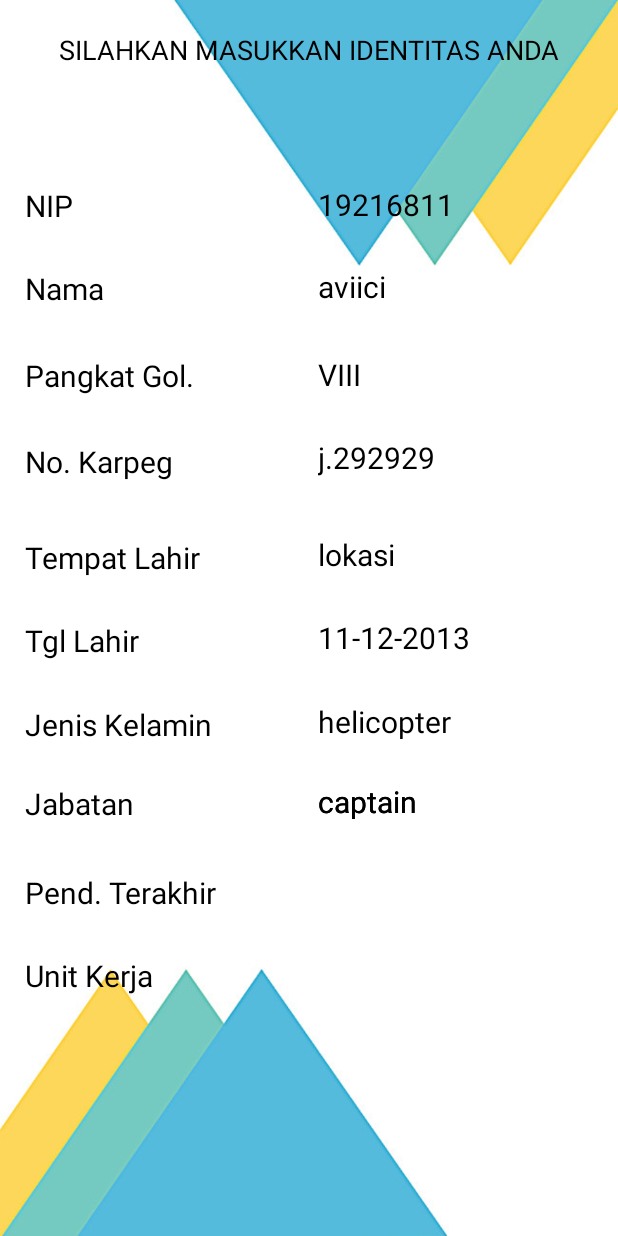
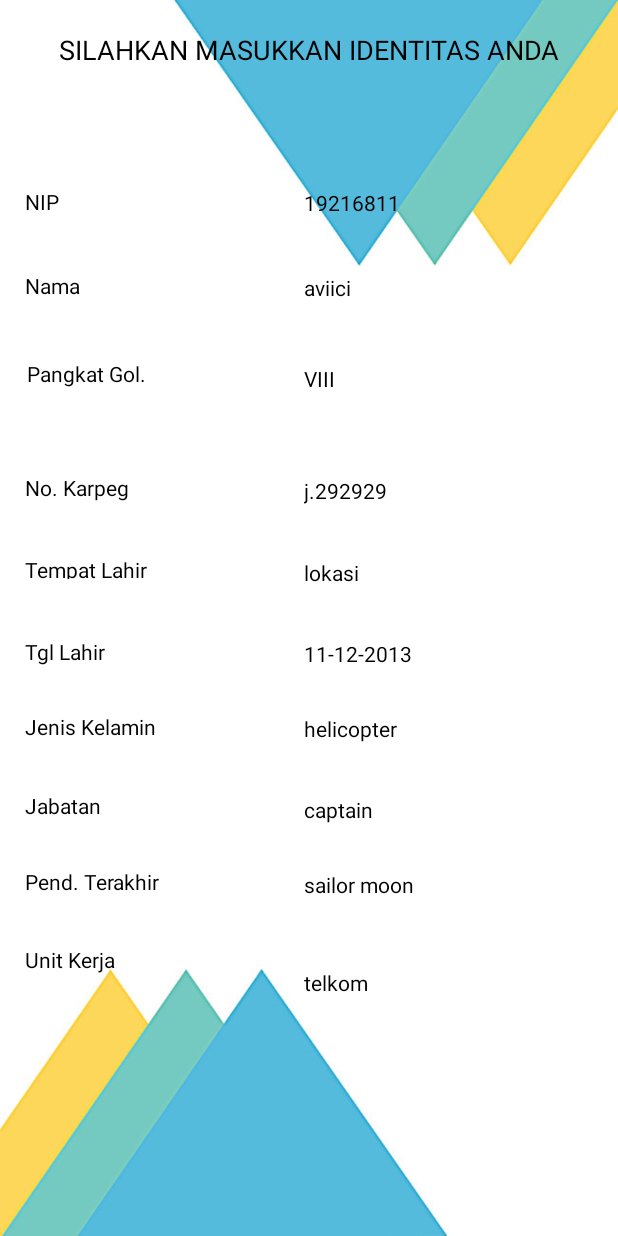
Before and after one commit to MarwanNulhakam/heniedrianti, an Android app: the layout activity_identitas.xml on its own in the app's theme, with its tools: preview values and no code run, on a phone screen of 412 x 824 dp. Run offline under Robolectric (Android 15) with nearby library versions, the phone set to English and light mode, and no system bars.

Commit message:
MN | retrieve person data and show on 'identitas'

```diff
--- a/app/src/main/java/com/example/heniedrianti/projectta/MainActivity.java
+++ b/app/src/main/java/com/example/heniedrianti/projectta/MainActivity.java
@@ -21,6 +21,7 @@ public class MainActivity extends AppCompatActivity {
     protected void onCreate(Bundle savedInstanceState) {
         super.onCreate(savedInstanceState);
         setContentView(R.layout.activity_main);
+        initVariable();
         de = new DatabaseEngine(this.getApplicationContext());
         Cursor c = de.executeQuery("SELECT nip FROM person");
         if(c.getCount()!=0){
@@ -39,7 +40,7 @@ public class MainActivity extends AppCompatActivity {
 //        startActivity(bregister);
     }
     private void initDB(){
-        new OnlineConnection(this,"http://192.168.1.7/select.php?nip="+nipField.getText()).request("0",de);
+        new OnlineConnection(this,"http://10.164.96.126/select.php?nip="+nipField.getText().toString()).request("0",de);
     }
     private void initVariable(){
         nipField = (EditText)findViewById(R.id.eusername);
--- a/app/src/main/java/com/example/heniedrianti/projectta/database/DatabaseEngine.java
+++ b/app/src/main/java/com/example/heniedrianti/projectta/database/DatabaseEngine.java
@@ -70,8 +70,13 @@ public class DatabaseEngine extends SQLiteOpenHelper{
         return db.rawQuery("SELECT * FROM "+tableName,null);
     }
 
-    public String[]cursorToStringArray(Cursor cursor){
-        for()
+    public String[]cursorToStringArray(Cursor cursor,int[]var){
+        String[]data = new String[var.length];
+        cursor.moveToFirst();
+        for(int i=0;i<data.length;i++){
+            data[i] = cursor.getString(var[i]);
+        }
+        return data;
     }
 
     public Cursor executeQuery(String query){
--- a/app/src/main/java/com/example/heniedrianti/projectta/identitas.java
+++ b/app/src/main/java/com/example/heniedrianti/projectta/identitas.java
@@ -5,6 +5,7 @@ import android.os.Bundle;
 import android.widget.TextView;
 
 import com.example.heniedrianti.projectta.database.DatabaseEngine;
+import com.example.heniedrianti.projectta.variable.AllConstants;
 
 public class identitas extends AppCompatActivity {
 
@@ -12,10 +13,11 @@ public class identitas extends AppCompatActivity {
     protected void onCreate(Bundle savedInstanceState) {
         super.onCreate(savedInstanceState);
         setContentView(R.layout.activity_identitas);
-
+        int []index={0,1,5,4,6,7,8,10,9,11};
         initComp();
         DatabaseEngine de = new DatabaseEngine(getApplicationContext());
-
+        String[]result = de.cursorToStringArray(de.executeQuery("SELECT * FROM person"),index);
+        setValue(result);
     }
 
     private void initComp(){
--- a/app/src/main/res/layout/activity_identitas.xml
+++ b/app/src/main/res/layout/activity_identitas.xml
@@ -33,7 +33,7 @@
         android:layout_marginTop="8dp"
         android:text="NIP"
         android:textColor="#000000"
-        android:textSize="20dp"
+        android:textSize="14dp"
         app:layout_constraintBottom_toBottomOf="parent"
         app:layout_constraintHorizontal_bias="0.023"
         app:layout_constraintLeft_toLeftOf="parent"
@@ -52,7 +52,7 @@
         android:layout_marginTop="8dp"
         android:text="Nama"
         android:textColor="#000000"
-        android:textSize="20dp"
+        android:textSize="14dp"
         app:layout_constraintBottom_toBottomOf="parent"
         app:layout_constraintHorizontal_bias="0.025"
         app:layout_constraintLeft_toLeftOf="parent"
@@ -70,7 +70,7 @@
         android:layout_marginTop="8dp"
         android:text="Pangkat Gol."
         android:textColor="#000000"
-        android:textSize="20dp"
+        android:textSize="14dp"
         app:layout_constraintBottom_toBottomOf="parent"
         app:layout_constraintHorizontal_bias="0.031"
         app:layout_constraintLeft_toLeftOf="parent"
@@ -89,32 +89,32 @@
         android:layout_marginTop="8dp"
         android:text="No. Karpeg"
         android:textColor="#000000"
-        android:textSize="20dp"
+        android:textSize="14dp"
         app:layout_constraintBottom_toBottomOf="parent"
-        app:layout_constraintHorizontal_bias="0.029"
+        app:layout_constraintHorizontal_bias="0.026"
         app:layout_constraintLeft_toLeftOf="parent"
         app:layout_constraintRight_toRightOf="parent"
         app:layout_constraintTop_toTopOf="parent"
-        app:layout_constraintVertical_bias="0.366"
+        app:layout_constraintVertical_bias="0.39"
         tools:ignore="MissingConstraints" />
 
     <TextView
         android:id="@+id/idtmptlalhir"
         android:layout_width="wrap_content"
-        android:layout_height="wrap_content"
+        android:layout_height="16dp"
         android:layout_marginBottom="8dp"
         android:layout_marginLeft="8dp"
         android:layout_marginRight="8dp"
         android:layout_marginTop="8dp"
         android:text="Tempat Lahir"
         android:textColor="#000000"
-        android:textSize="20dp"
+        android:textSize="14dp"
         app:layout_constraintBottom_toBottomOf="parent"
-        app:layout_constraintHorizontal_bias="0.032"
+        app:layout_constraintHorizontal_bias="0.028"
         app:layout_constraintLeft_toLeftOf="parent"
         app:layout_constraintRight_toRightOf="parent"
         app:layout_constraintTop_toTopOf="parent"
-        app:layout_constraintVertical_bias="0.448" />
+        app:layout_constraintVertical_bias="0.457" />
 
     <TextView
         android:id="@+id/idtgllahir"
@@ -126,31 +126,31 @@
         android:layout_marginTop="8dp"
         android:text="Tgl Lahir"
         android:textColor="#000000"
-        android:textSize="20dp"
+        android:textSize="14dp"
         app:layout_constraintBottom_toBottomOf="parent"
-        app:layout_constraintHorizontal_bias="0.027"
+        app:layout_constraintHorizontal_bias="0.025"
         app:layout_constraintLeft_toLeftOf="parent"
         app:layout_constraintRight_toRightOf="parent"
         app:layout_constraintTop_toTopOf="parent"
-        app:layout_constraintVertical_bias="0.519" />
+        app:layout_constraintVertical_bias="0.528" />
 
     <TextView
         android:id="@+id/idjab"
         android:layout_width="wrap_content"
-        android:layout_height="wrap_content"
+        android:layout_height="16dp"
         android:layout_marginBottom="8dp"
         android:layout_marginLeft="8dp"
         android:layout_marginRight="8dp"
         android:layout_marginTop="8dp"
         android:text="Jabatan"
         android:textColor="#000000"
-        android:textSize="20dp"
+        android:textSize="14dp"
         app:layout_constraintBottom_toBottomOf="parent"
-        app:layout_constraintHorizontal_bias="0.027"
+        app:layout_constraintHorizontal_bias="0.025"
         app:layout_constraintLeft_toLeftOf="parent"
         app:layout_constraintRight_toRightOf="parent"
         app:layout_constraintTop_toTopOf="parent"
-        app:layout_constraintVertical_bias="0.658" />
+        app:layout_constraintVertical_bias="0.656" />
 
     <TextView
         android:id="@+id/idpend"
@@ -162,13 +162,13 @@
         android:layout_marginTop="8dp"
         android:text="Pend. Terakhir"
         android:textColor="#000000"
-        android:textSize="20dp"
+        android:textSize="14dp"
         app:layout_constraintBottom_toBottomOf="parent"
-        app:layout_constraintHorizontal_bias="0.033"
+        app:layout_constraintHorizontal_bias="0.028"
         app:layout_constraintLeft_toLeftOf="parent"
         app:layout_constraintRight_toRightOf="parent"
         app:layout_constraintTop_toTopOf="parent"
-        app:layout_constraintVertical_bias="0.734" />
+        app:layout_constraintVertical_bias="0.723" />
 
     <TextView
         android:id="@+id/txtnip"
@@ -180,13 +180,13 @@
         android:layout_marginTop="8dp"
         android:text="19216811"
         android:textColor="#000000"
-        android:textSize="20dp"
+        android:textSize="14dp"
         app:layout_constraintBottom_toBottomOf="parent"
-        app:layout_constraintHorizontal_bias="1.0"
+        app:layout_constraintHorizontal_bias="0.954"
         app:layout_constraintLeft_toLeftOf="parent"
         app:layout_constraintRight_toRightOf="parent"
         app:layout_constraintTop_toTopOf="parent"
-        app:layout_constraintVertical_bias="0.147" />
+        app:layout_constraintVertical_bias="0.15" />
 
     <TextView
         android:id="@+id/txtnama"
@@ -198,31 +198,31 @@
         android:layout_marginTop="8dp"
         android:text="aviici"
         android:textColor="#000000"
-        android:textSize="20dp"
+        android:textSize="14dp"
         app:layout_constraintBottom_toBottomOf="parent"
-        app:layout_constraintHorizontal_bias="1.0"
+        app:layout_constraintHorizontal_bias="0.954"
         app:layout_constraintLeft_toLeftOf="parent"
         app:layout_constraintRight_toRightOf="parent"
         app:layout_constraintTop_toTopOf="parent"
-        app:layout_constraintVertical_bias="0.217" />
+        app:layout_constraintVertical_bias="0.223" />
 
     <TextView
         android:id="@+id/txtpangkat"
         android:layout_width="192dp"
-        android:layout_height="25dp"
+        android:layout_height="42dp"
         android:layout_marginBottom="8dp"
         android:layout_marginLeft="8dp"
         android:layout_marginRight="8dp"
         android:layout_marginTop="8dp"
         android:text="VIII"
         android:textColor="#000000"
-        android:textSize="20dp"
+        android:textSize="14dp"
         app:layout_constraintBottom_toBottomOf="parent"
-        app:layout_constraintHorizontal_bias="1.0"
+        app:layout_constraintHorizontal_bias="0.954"
         app:layout_constraintLeft_toLeftOf="parent"
         app:layout_constraintRight_toRightOf="parent"
         app:layout_constraintTop_toTopOf="parent"
-        app:layout_constraintVertical_bias="0.291" />
+        app:layout_constraintVertical_bias="0.306" />
 
     <TextView
         android:id="@+id/txtkarpeg"
@@ -234,13 +234,13 @@
         android:layout_marginTop="8dp"
         android:text="j.292929"
         android:textColor="#000000"
-        android:textSize="20dp"
+        android:textSize="14dp"
         app:layout_constraintBottom_toBottomOf="parent"
-        app:layout_constraintHorizontal_bias="1.0"
+        app:layout_constraintHorizontal_bias="0.954"
         app:layout_constraintLeft_toLeftOf="parent"
         app:layout_constraintRight_toRightOf="parent"
         app:layout_constraintTop_toTopOf="parent"
-        app:layout_constraintVertical_bias="0.363" />
+        app:layout_constraintVertical_bias="0.396" />
 
     <TextView
         android:id="@+id/txtt4"
@@ -252,13 +252,13 @@
         android:layout_marginTop="8dp"
         android:text="lokasi"
         android:textColor="#000000"
-        android:textSize="20dp"
+        android:textSize="14dp"
         app:layout_constraintBottom_toBottomOf="parent"
-        app:layout_constraintHorizontal_bias="1.0"
+        app:layout_constraintHorizontal_bias="0.954"
         app:layout_constraintLeft_toLeftOf="parent"
         app:layout_constraintRight_toRightOf="parent"
         app:layout_constraintTop_toTopOf="parent"
-        app:layout_constraintVertical_bias="0.445" />
+        app:layout_constraintVertical_bias="0.465" />
 
     <TextView
         android:id="@+id/txttgl"
@@ -270,13 +270,13 @@
         android:layout_marginTop="8dp"
         android:text="11-12-2013"
         android:textColor="#000000"
-        android:textSize="20dp"
+        android:textSize="14dp"
         app:layout_constraintBottom_toBottomOf="parent"
-        app:layout_constraintHorizontal_bias="1.0"
+        app:layout_constraintHorizontal_bias="0.954"
         app:layout_constraintLeft_toLeftOf="parent"
         app:layout_constraintRight_toRightOf="parent"
         app:layout_constraintTop_toTopOf="parent"
-        app:layout_constraintVertical_bias="0.515" />
+        app:layout_constraintVertical_bias="0.534" />
 
     <TextView
         android:id="@+id/txtgen"
@@ -288,13 +288,13 @@
         android:layout_marginTop="8dp"
         android:text="helicopter"
         android:textColor="#000000"
-        android:textSize="20dp"
+        android:textSize="14dp"
         app:layout_constraintBottom_toBottomOf="parent"
-        app:layout_constraintHorizontal_bias="1.0"
+        app:layout_constraintHorizontal_bias="0.954"
         app:layout_constraintLeft_toLeftOf="parent"
         app:layout_constraintRight_toRightOf="parent"
         app:layout_constraintTop_toTopOf="parent"
-        app:layout_constraintVertical_bias="0.587" />
+        app:layout_constraintVertical_bias="0.598" />
 
     <TextView
         android:id="@+id/txtjabatan"
@@ -306,13 +306,13 @@
         android:layout_marginTop="8dp"
         android:text="captain"
         android:textColor="#000000"
-        android:textSize="20dp"
+        android:textSize="14dp"
         app:layout_constraintBottom_toBottomOf="parent"
-        app:layout_constraintHorizontal_bias="1.0"
+        app:layout_constraintHorizontal_bias="0.954"
         app:layout_constraintLeft_toLeftOf="parent"
         app:layout_constraintRight_toRightOf="parent"
         app:layout_constraintTop_toTopOf="parent"
-        app:layout_constraintVertical_bias="0.655" />
+        app:layout_constraintVertical_bias="0.667" />
 
     <TextView
         android:id="@+id/txtpend"
@@ -322,33 +322,33 @@
         android:layout_marginLeft="8dp"
         android:layout_marginRight="8dp"
         android:layout_marginTop="8dp"
-        android:text="captain"
+        android:text="sailor moon"
         android:textColor="#000000"
-        android:textSize="20dp"
+        android:textSize="14dp"
         app:layout_constraintBottom_toBottomOf="parent"
-        app:layout_constraintHorizontal_bias="1.0"
+        app:layout_constraintHorizontal_bias="0.954"
         app:layout_constraintLeft_toLeftOf="parent"
         app:layout_constraintRight_toRightOf="parent"
         app:layout_constraintTop_toTopOf="parent"
-        app:layout_constraintVertical_bias="0.655" />
+        app:layout_constraintVertical_bias="0.731" />
 
     <TextView
         android:id="@+id/txtunit"
         android:layout_width="192dp"
-        android:layout_height="25dp"
+        android:layout_height="54dp"
         android:layout_marginBottom="8dp"
         android:layout_marginLeft="8dp"
         android:layout_marginRight="8dp"
         android:layout_marginTop="8dp"
-        android:text="captain"
+        android:text="telkom"
         android:textColor="#000000"
-        android:textSize="20dp"
+        android:textSize="14dp"
         app:layout_constraintBottom_toBottomOf="parent"
-        app:layout_constraintHorizontal_bias="1.0"
+        app:layout_constraintHorizontal_bias="0.954"
         app:layout_constraintLeft_toLeftOf="parent"
         app:layout_constraintRight_toRightOf="parent"
         app:layout_constraintTop_toTopOf="parent"
-        app:layout_constraintVertical_bias="0.655" />
+        app:layout_constraintVertical_bias="0.845" />
 
     <TextView
         android:id="@+id/idjk"
@@ -360,13 +360,13 @@
         android:layout_marginTop="8dp"
         android:text="Jenis Kelamin"
         android:textColor="#000000"
-        android:textSize="20dp"
+        android:textSize="14dp"
         app:layout_constraintBottom_toBottomOf="parent"
-        app:layout_constraintHorizontal_bias="0.033"
+        app:layout_constraintHorizontal_bias="0.028"
         app:layout_constraintLeft_toLeftOf="parent"
         app:layout_constraintRight_toRightOf="parent"
         app:layout_constraintTop_toTopOf="parent"
-        app:layout_constraintVertical_bias="0.591" />
+        app:layout_constraintVertical_bias="0.592" />
 
 
     <TextView
@@ -379,13 +379,13 @@
         android:layout_marginTop="8dp"
         android:text="Unit Kerja"
         android:textColor="#000000"
-        android:textSize="20dp"
+        android:textSize="14dp"
         app:layout_constraintBottom_toBottomOf="parent"
-        app:layout_constraintHorizontal_bias="0.028"
+        app:layout_constraintHorizontal_bias="0.025"
         app:layout_constraintLeft_toLeftOf="parent"
         app:layout_constraintRight_toRightOf="parent"
         app:layout_constraintTop_toTopOf="parent"
-        app:layout_constraintVertical_bias="0.805" />
+        app:layout_constraintVertical_bias="0.789" />
 
 
 
```
